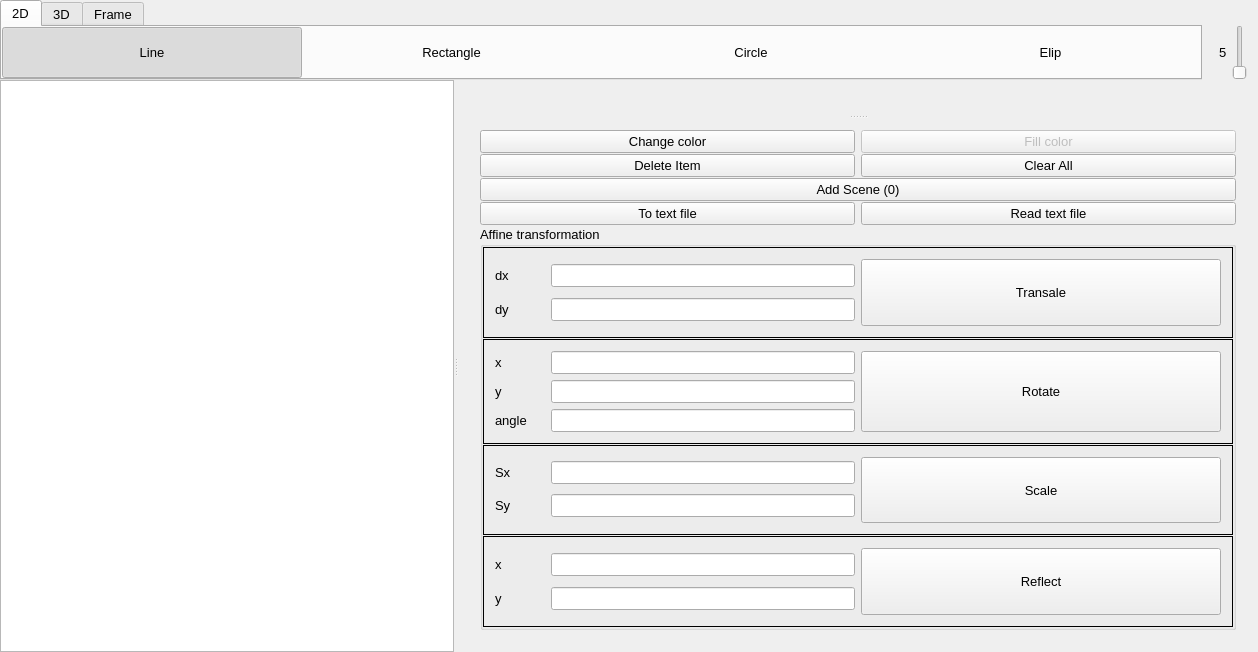
giahuyng98/computer-graphics, file window.ui: the form before one commit.
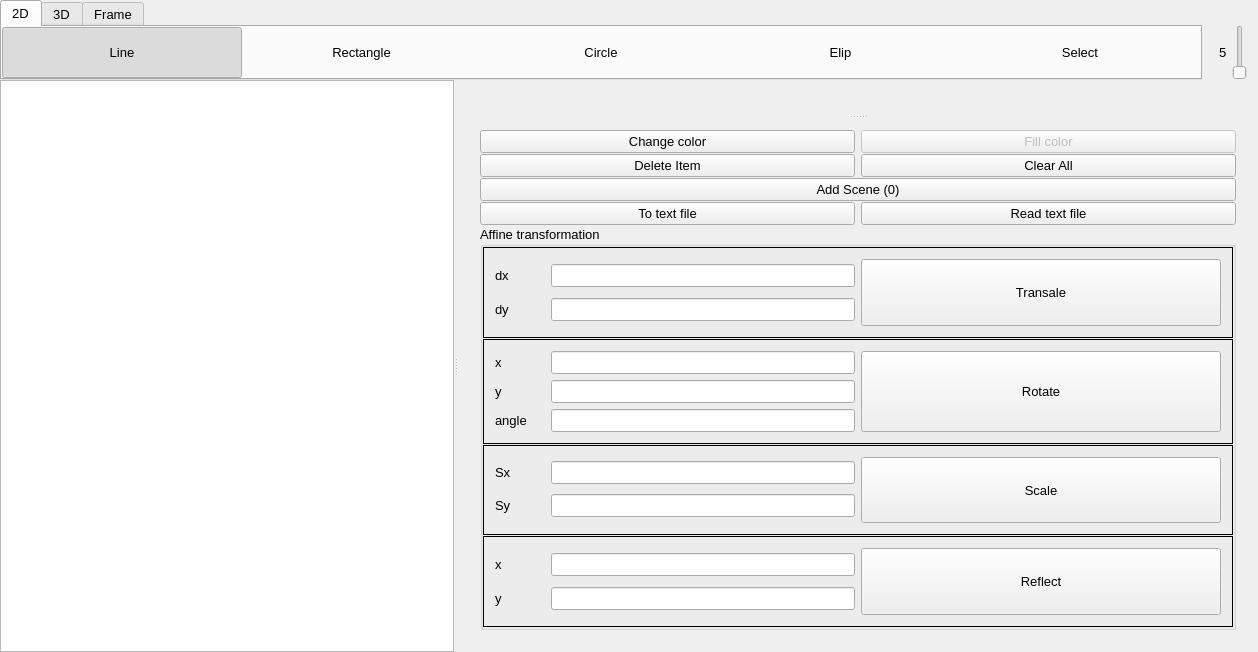
The form after the commit. Icons and pictures are not drawn.

```diff
--- a/window.ui
+++ b/window.ui
@@ -260,7 +260,34 @@
              <bool>true</bool>
             </property>
             <attribute name="buttonGroup">
-             <string notr="true">shapeKind</string>
+             <string notr="true">modeGroupBtn</string>
+            </attribute>
+           </widget>
+          </item>
+          <item>
+           <widget class="QPushButton" name="selectBtn">
+            <property name="sizePolicy">
+             <sizepolicy hsizetype="Minimum" vsizetype="Preferred">
+              <horstretch>0</horstretch>
+              <verstretch>0</verstretch>
+             </sizepolicy>
+            </property>
+            <property name="font">
+             <font>
+              <pointsize>10</pointsize>
+             </font>
+            </property>
+            <property name="text">
+             <string>Select</string>
+            </property>
+            <property name="checkable">
+             <bool>true</bool>
+            </property>
+            <property name="flat">
+             <bool>true</bool>
+            </property>
+            <attribute name="buttonGroup">
+             <string notr="true">modeGroupBtn</string>
             </attribute>
            </widget>
           </item>
```
Left out of the diff: 10 changed lines with no effect on the pictures.
